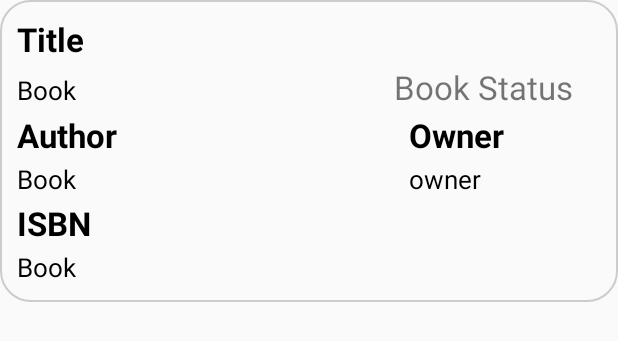
After one commit to CMPUT301F20T03/OneInfiniteLoop, an Android app: the layout search_list_content.xml on its own in the app's theme, with its tools: preview values and no code run, on a phone screen of 412 x 824 dp. The commit adds this screen. Shown: the top 341 px of the screen. Run offline under Robolectric (Android 15) with nearby library versions, the phone set to English and light mode, and no system bars.

Commit message:
search initial dev

```diff
--- a/Booksies/app/src/main/AndroidManifest.xml
+++ b/Booksies/app/src/main/AndroidManifest.xml
@@ -17,7 +17,10 @@
         android:roundIcon="@mipmap/ic_launcher_round"
         android:supportsRtl="true"
         android:theme="@style/AppTheme">
-        <activity android:name=".controller.SearchActivity" />
+        <activity android:name=".controller.SearchActivity"
+            android:parentActivityName=".controller.NavigationActivity">
+
+        </activity>
         <activity android:name=".controller.ViewPhotoActivity" />
         <activity
             android:name=".model.BooksActivity"
--- a/Booksies/app/src/main/java/com/example/booksies/controller/MainActivity.java
+++ b/Booksies/app/src/main/java/com/example/booksies/controller/MainActivity.java
@@ -47,7 +47,7 @@ public class MainActivity extends AppCompatActivity {
             public void onClick(View view) {
                 String email= mEmail.getText().toString();
                 String pass = mPassword.getText().toString();
-//                email = "sazimi@ualberta.ca";pass="123456";
+                email = "sazimi@ualberta.ca";pass="123456";
                 if(!email.equals("") && !pass.equals("")){
                     mAuth.signInWithEmailAndPassword(email, pass)
                             .addOnCompleteListener(MainActivity.this, new OnCompleteListener<AuthResult>() {
--- a/Booksies/app/src/main/res/layout/fragment_home.xml
+++ b/Booksies/app/src/main/res/layout/fragment_home.xml
@@ -7,12 +7,11 @@
     android:orientation="vertical">
 
 
-
-
     <SearchView
         android:layout_width="match_parent"
         android:layout_height="wrap_content"
         android:id="@+id/search_bar"
+        android:queryHint="Search by Title, Author or ISBN"
         ></SearchView>
 
     <LinearLayout
@@ -20,7 +19,8 @@
         android:layout_height="wrap_content"
         android:background="#ECE9E9"
         android:orientation="horizontal"
-        android:padding="10dp">
+        android:padding="10dp"
+        android:id="@+id/filter_dropdowns">
 
         <TextView
             android:id="@+id/filterLabel"
--- /dev/null
+++ b/Booksies/app/src/main/res/layout/search_list_content.xml
@@ -0,0 +1,146 @@
+<?xml version="1.0" encoding="utf-8"?>
+
+<LinearLayout xmlns:android="http://schemas.android.com/apk/res/android"
+    xmlns:app="http://schemas.android.com/apk/res-auto"
+    xmlns:tools="http://schemas.android.com/tools"
+    android:layout_width="match_parent"
+    android:layout_height="wrap_content"
+    android:orientation="vertical"
+    android:id="@+id/linear_layout"
+    android:background="@drawable/custom_border">
+
+
+    <TextView
+        android:layout_width="wrap_content"
+        android:layout_height="wrap_content"
+        android:id="@+id/title_name"
+        android:text="Title"
+        android:textSize="22sp"
+        android:padding="1dp"
+        android:textColor="#000"
+        android:textStyle="bold"
+        />
+    <LinearLayout
+        android:layout_width="match_parent"
+        android:layout_height="match_parent"
+        android:orientation="horizontal"
+        >
+
+        <TextView
+            android:layout_width="wrap_content"
+            android:layout_height="wrap_content"
+            android:id="@+id/book_name"
+            android:text="Book"
+            android:textSize="17sp"
+            android:padding="1dp"
+            android:textColor="#000"
+            />
+        <View
+            android:layout_width="0dp"
+            android:layout_height="0dp"
+            android:layout_weight="1" />
+
+        <TextView
+            android:layout_width="wrap_content"
+            android:layout_height="wrap_content"
+            android:id="@+id/book_status"
+            android:text="Book Status"
+            android:textSize="22sp"
+            android:paddingEnd="20dp"
+            android:padding="1dp" />
+
+    </LinearLayout>
+    <LinearLayout
+        android:layout_width="match_parent"
+        android:layout_height="match_parent"
+        android:orientation="horizontal">
+
+
+        <LinearLayout
+            android:layout_width="match_parent"
+            android:layout_height="match_parent"
+            android:orientation="vertical"
+            android:layout_weight="1">
+
+            <TextView
+                android:layout_width="wrap_content"
+                android:layout_height="wrap_content"
+                android:id="@+id/author_name"
+                android:text="Author"
+                android:textSize="22sp"
+                android:padding="1dp"
+                android:textColor="#000"
+                android:textStyle="bold"
+                />
+
+            <TextView
+                android:layout_width="wrap_content"
+                android:layout_height="wrap_content"
+                android:id="@+id/book_author"
+                android:text="Book"
+                android:textSize="17sp"
+                android:padding="1dp"
+                android:textColor="#000"
+                />
+
+            <TextView
+                android:layout_width="wrap_content"
+                android:layout_height="wrap_content"
+                android:id="@+id/isbn_code"
+                android:text="ISBN"
+                android:textSize="22sp"
+                android:padding="1dp"
+                android:textColor="#000"
+                android:textStyle="bold"
+                />
+            <TextView
+                android:layout_width="wrap_content"
+                android:layout_height="wrap_content"
+                android:id="@+id/book_isbn"
+                android:text="Book"
+                android:textSize="17sp"
+                android:padding="1dp"
+                android:textColor="#000"
+                />
+
+        </LinearLayout>
+
+        <LinearLayout
+            android:layout_width="match_parent"
+            android:layout_height="match_parent"
+            android:orientation="vertical"
+            android:layout_weight="2">
+
+            <TextView
+                android:layout_width="wrap_content"
+                android:layout_height="wrap_content"
+                android:id="@+id/owner_label"
+                android:text="Owner"
+                android:textSize="22sp"
+                android:padding="1dp"
+                android:textColor="#000"
+                android:textStyle="bold"
+                />
+
+            <TextView
+                android:layout_width="wrap_content"
+                android:layout_height="wrap_content"
+                android:id="@+id/owner_user_name"
+                android:text="owner"
+                android:textSize="17sp"
+                android:padding="1dp"
+                android:textColor="#000"
+
+                />
+
+
+
+        </LinearLayout>
+
+
+    </LinearLayout>
+
+
+
+
+</LinearLayout>
```
Also changed, not shown: Booksies/app/src/main/java/com/example/booksies/controller/HomeFragment.java (+35 -5 lines), Booksies/app/src/main/java/com/example/booksies/controller/SearchActivity.java (+41 -36 lines), Booksies/app/src/main/java/com/example/booksies/controller/ViewGroupUtils.java (added, +29 -0 lines), Booksies/app/src/main/java/com/example/booksies/model/FirestoreHandler.java (+51 -4 lines), Booksies/app/src/main/java/com/example/booksies/model/SearchAdapter.java (added, +107 -0 lines), Booksies/app/src/main/res/layout/activity_search.xml (+20 -4 lines).
